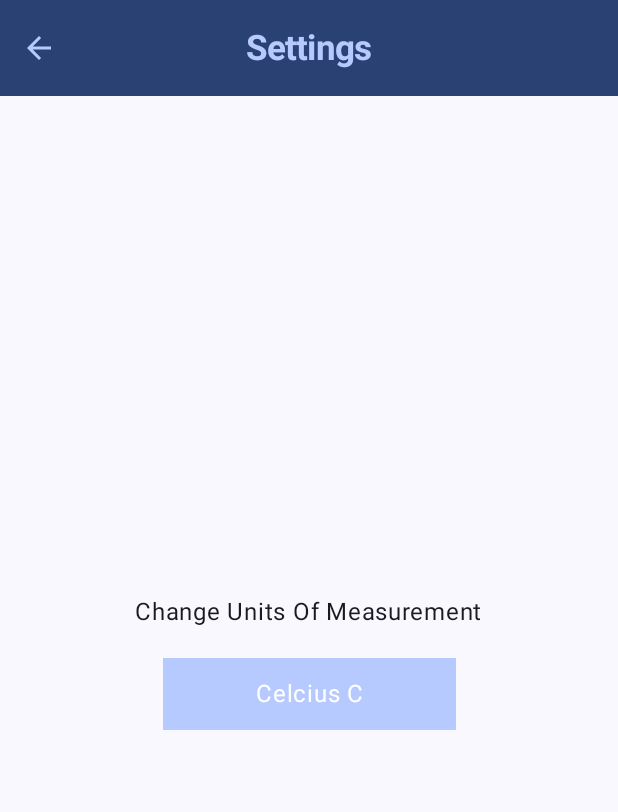
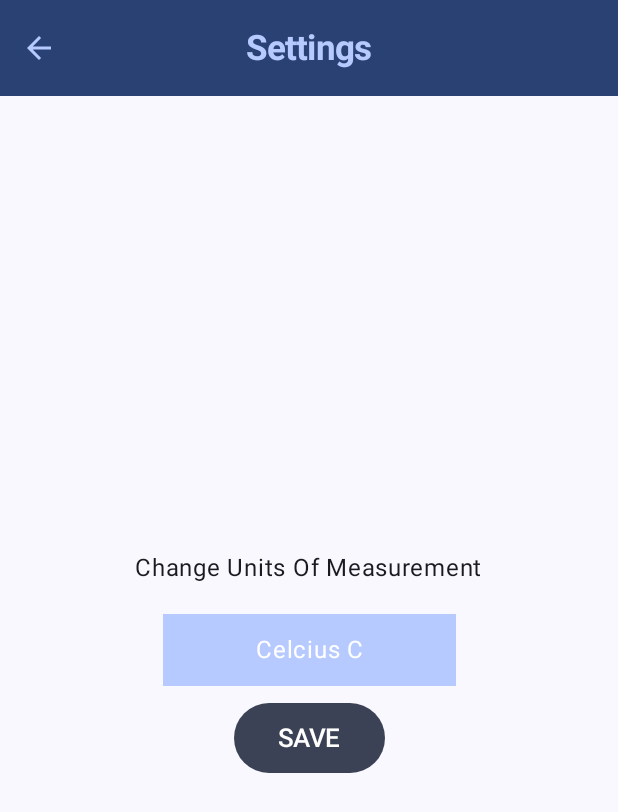
Before and after one commit to Sanskar-Rijal/Weather, an Android app built with Jetpack Compose: the composable SettingsScreen shown on its own in the app's theme, on a phone screen of 412 x 824 dp. Shown: the top 812 px of the screen. Run offline under Robolectric (Android 15) with nearby library versions, the phone set to English and light mode, and no system bars; our stand-ins replace Dagger/Hilt's generated code, Room's generated code; 8 statements that could not run were skipped.

Commit message:
working on settings Screen

```diff
--- a/app/src/main/java/com/example/weather/model/Unit.kt
+++ b/app/src/main/java/com/example/weather/model/Unit.kt
@@ -12,5 +12,4 @@ data class Unit(
     @PrimaryKey
     @ColumnInfo(name ="unit")
     val unit:String
-
 )
--- a/app/src/main/java/com/example/weather/screens/SettingsScreen/SettingsScreen.kt
+++ b/app/src/main/java/com/example/weather/screens/SettingsScreen/SettingsScreen.kt
@@ -6,9 +6,12 @@ import androidx.compose.foundation.layout.Column
 import androidx.compose.foundation.layout.fillMaxHeight
 import androidx.compose.foundation.layout.fillMaxWidth
 import androidx.compose.foundation.layout.padding
+import androidx.compose.foundation.shape.RoundedCornerShape
 import androidx.compose.material.icons.Icons
 import androidx.compose.material.icons.automirrored.filled.ArrowBack
 import androidx.compose.material.icons.filled.ArrowBack
+import androidx.compose.material3.Button
+import androidx.compose.material3.ButtonDefaults
 import androidx.compose.material3.IconToggleButton
 import androidx.compose.material3.MaterialTheme
 import androidx.compose.material3.Scaffold
@@ -25,8 +28,10 @@ import androidx.compose.ui.draw.clip
 import androidx.compose.ui.graphics.Color
 import androidx.compose.ui.graphics.RectangleShape
 import androidx.compose.ui.unit.dp
+import androidx.compose.ui.unit.sp
 import androidx.hilt.navigation.compose.hiltViewModel
 import androidx.navigation.NavController
+import com.example.weather.model.Unit
 import com.example.weather.widgets.WeatherAppbar
 
 @Composable
@@ -81,6 +86,22 @@ fun SettingsScreen(navController: NavController,
                    Text(text = if(unitToggleState)"Fahrenheit F" else "Celcius C", color = Color.White )
                }
 
+               Button( modifier = Modifier.padding(5.dp)
+                   .align(Alignment.CenterHorizontally),
+                   shape = RoundedCornerShape(30.dp),
+                   colors =ButtonDefaults.buttonColors(MaterialTheme.colorScheme.secondary) ,
+                   onClick = {
+                        settingsViewmodel.deleteallunit() //deleting the previous setting added
+                       //example if it was celcius then when user press button it will be fahrenheit
+                       settingsViewmodel.insertUnit( Unit(unit = choiceState ))
+
+                   } ) {
+                   Text(text = "SAVE",
+                       modifier = Modifier.padding(5.dp),
+                       color = Color.White,
+                       fontSize = 17.sp)
+               }
+
            }
        }
    }
```
